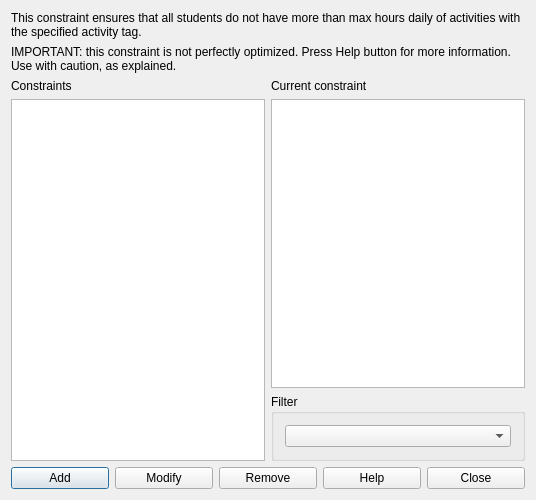
The window that fet/src/interface/constraintstudentsactivitytagmaxhoursdailyform_template.ui (vonmecheln/fet) describes before a commit, drawn with Qt 5.
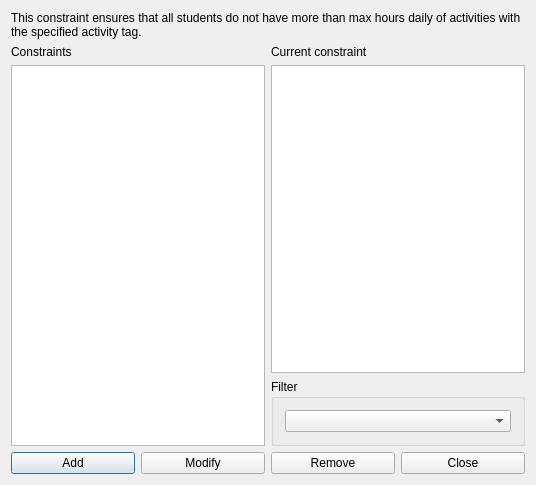
The same window after the commit.

Patch:
```diff
--- a/fet/src/interface/constraintstudentsactivitytagmaxhoursdailyform_template.ui
+++ b/fet/src/interface/constraintstudentsactivitytagmaxhoursdailyform_template.ui
@@ -7,46 +7,46 @@
     <x>0</x>
     <y>0</y>
     <width>536</width>
-    <height>500</height>
+    <height>485</height>
    </rect>
   </property>
   <property name="windowTitle">
    <string extracomment="This is the title of the dialog to see the list of all constraints of this type">Constraints students activity tag max hours daily</string>
   </property>
   <layout class="QGridLayout" name="gridLayout_2">
-   <item row="0" column="0" colspan="2">
-    <widget class="QLabel" name="textLabel1">
-     <property name="sizePolicy">
-      <sizepolicy hsizetype="Minimum" vsizetype="Minimum">
-       <horstretch>0</horstretch>
-       <verstretch>0</verstretch>
-      </sizepolicy>
-     </property>
-     <property name="text">
-      <string>This constraint ensures that all students do not have more than max hours daily of activities with the specified activity tag.</string>
-     </property>
-     <property name="wordWrap">
-      <bool>true</bool>
-     </property>
-    </widget>
+   <item row="3" column="0" colspan="2">
+    <layout class="QHBoxLayout" name="horizontalLayout">
+     <item>
+      <widget class="QPushButton" name="addConstraintPushButton">
+       <property name="text">
+        <string>Add</string>
+       </property>
+      </widget>
+     </item>
+     <item>
+      <widget class="QPushButton" name="modifyConstraintPushButton">
+       <property name="text">
+        <string>Modify</string>
+       </property>
+      </widget>
+     </item>
+     <item>
+      <widget class="QPushButton" name="removeConstraintPushButton">
+       <property name="text">
+        <string>Remove</string>
+       </property>
+      </widget>
+     </item>
+     <item>
+      <widget class="QPushButton" name="closePushButton">
+       <property name="text">
+        <string>Close</string>
+       </property>
+      </widget>
+     </item>
+    </layout>
    </item>
-   <item row="1" column="0" colspan="2">
-    <widget class="QLabel" name="label">
-     <property name="sizePolicy">
-      <sizepolicy hsizetype="Minimum" vsizetype="Minimum">
-       <horstretch>0</horstretch>
-       <verstretch>0</verstretch>
-      </sizepolicy>
-     </property>
-     <property name="text">
-      <string>IMPORTANT: this constraint is not perfectly optimized. Press Help button for more information. Use with caution, as explained.</string>
-     </property>
-     <property name="wordWrap">
-      <bool>true</bool>
-     </property>
-    </widget>
-   </item>
-   <item row="2" column="0" rowspan="2">
+   <item row="1" column="0" rowspan="2">
     <layout class="QVBoxLayout" name="verticalLayout">
      <item>
       <widget class="QLabel" name="constraintsTextLabel">
@@ -70,23 +70,6 @@
     </layout>
    </item>
    <item row="2" column="1">
-    <layout class="QVBoxLayout" name="verticalLayout_2">
-     <item>
-      <widget class="QLabel" name="currentConstraintTextLabel">
-       <property name="text">
-        <string>Current constraint</string>
-       </property>
-       <property name="wordWrap">
-        <bool>false</bool>
-       </property>
-      </widget>
-     </item>
-     <item>
-      <widget class="QPlainTextEdit" name="currentConstraintTextEdit"/>
-     </item>
-    </layout>
-   </item>
-   <item row="3" column="1">
     <widget class="QGroupBox" name="filterGroupBox">
      <property name="title">
       <string>Filter</string>
@@ -98,45 +81,39 @@
      </layout>
     </widget>
    </item>
-   <item row="4" column="0" colspan="2">
-    <layout class="QHBoxLayout" name="horizontalLayout">
+   <item row="1" column="1">
+    <layout class="QVBoxLayout" name="verticalLayout_2">
      <item>
-      <widget class="QPushButton" name="addConstraintPushButton">
+      <widget class="QLabel" name="currentConstraintTextLabel">
        <property name="text">
-        <string>Add</string>
+        <string>Current constraint</string>
        </property>
-      </widget>
-     </item>
-     <item>
-      <widget class="QPushButton" name="modifyConstraintPushButton">
-       <property name="text">
-        <string>Modify</string>
+       <property name="wordWrap">
+        <bool>false</bool>
        </property>
       </widget>
      </item>
      <item>
-      <widget class="QPushButton" name="removeConstraintPushButton">
-       <property name="text">
-        <string>Remove</string>
-       </property>
-      </widget>
-     </item>
-     <item>
-      <widget class="QPushButton" name="helpPushButton">
-       <property name="text">
-        <string>Help</string>
-       </property>
-      </widget>
-     </item>
-     <item>
-      <widget class="QPushButton" name="closePushButton">
-       <property name="text">
-        <string>Close</string>
-       </property>
-      </widget>
+      <widget class="QPlainTextEdit" name="currentConstraintTextEdit"/>
      </item>
     </layout>
    </item>
+   <item row="0" column="0" colspan="2">
+    <widget class="QLabel" name="textLabel1">
+     <property name="sizePolicy">
+      <sizepolicy hsizetype="Minimum" vsizetype="Minimum">
+       <horstretch>0</horstretch>
+       <verstretch>0</verstretch>
+      </sizepolicy>
+     </property>
+     <property name="text">
+      <string>This constraint ensures that all students do not have more than max hours daily of activities with the specified activity tag.</string>
+     </property>
+     <property name="wordWrap">
+      <bool>true</bool>
+     </property>
+    </widget>
+   </item>
   </layout>
  </widget>
  <layoutdefault spacing="6" margin="11"/>
```
